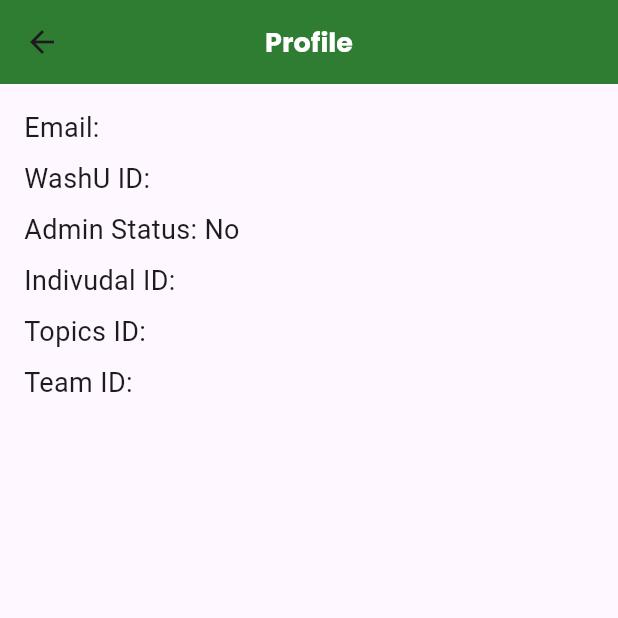
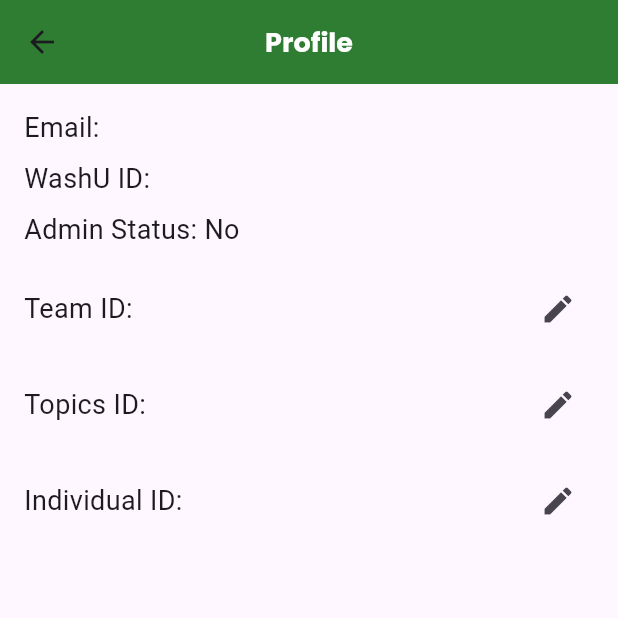
Before and after one commit to danielgai/wuct, a Flutter app: the Profile screen opened by its route, on a phone screen of 412 x 824 dp, the top half of it. Run offline on Flutter 3.47's test engine with Material 3 defaults, Android fonts, the phone set to English and light mode, and no system bars; our stand-ins replace cloud_firestore, firebase_auth, firebase_core, firebase_messaging, flutter_riverpod, flutter_spinkit and 2 more; accounts and stored records are empty.

Commit message:
added form fields to change ids such as individual ids and topic ids, profile page almost done

```diff
--- a/lib/pages/profile.dart
+++ b/lib/pages/profile.dart
@@ -2,13 +2,38 @@ import 'package:flutter/material.dart';
 import 'package:flutter_riverpod/flutter_riverpod.dart';
 import 'package:wuct/pages/loading.dart';
 import 'package:wuct/providers/auth_provider.dart';
+import 'package:wuct/services/auth_service.dart';
 import 'package:wuct/shared/custom_app_bar.dart';
+import 'package:wuct/shared/custom_snack_bar.dart'; // Import CustomSnackBar
 
-class Profile extends ConsumerWidget {
+class Profile extends StatefulWidget {
   const Profile({super.key});
 
   @override
-  Widget build(BuildContext context, WidgetRef ref) {
+  _ProfileState createState() => _ProfileState();
+}
+
+class _ProfileState extends State<Profile> {
+  bool isEditingTeamID = false;
+  bool isEditingTopicsID = false;
+  bool isEditingIndividualID = false;
+
+  late TextEditingController _teamIDController;
+  late TextEditingController _topicsIDController;
+  late TextEditingController _individualIDController;
+
+  @override
+  void dispose() {
+    _teamIDController.dispose();
+    _topicsIDController.dispose();
+    _individualIDController.dispose();
+    super.dispose();
+  }
+
+  @override
+  Widget build(BuildContext context) {
+    return Consumer(
+      builder: (context, ref, child) {
         final authState = ref.watch(authProvider);
 
         return Scaffold(
@@ -16,6 +41,12 @@ class Profile extends ConsumerWidget {
           body: authState.when(
             data: (user) {
               if (user != null) {
+                _teamIDController = TextEditingController(text: user.teamID);
+                _topicsIDController =
+                    TextEditingController(text: user.topicsID);
+                _individualIDController =
+                    TextEditingController(text: user.individualID);
+
                 return Padding(
                   padding: const EdgeInsets.all(16.0),
                   child: Column(
@@ -29,17 +60,102 @@ class Profile extends ConsumerWidget {
                       const SizedBox(height: 8),
                       Text('Admin Status: ${user.isAdmin ? 'Yes' : 'No'}',
                           style: const TextStyle(fontSize: 18)),
-                  const SizedBox(height: 8),
-                  Text('Indivudal ID: ${user.individualID ?? 'NONE'}',
-                      style: const TextStyle(fontSize: 18)),
-                  const SizedBox(height: 8),
-                  Text('Topics ID: ${user.topicsID ?? 'NONE'}',
-                      style: const TextStyle(fontSize: 18)),
-                  const SizedBox(height: 8),
-                  Text('Team ID: ${user.teamID ?? 'NONE'}',
-                      style: const TextStyle(fontSize: 18)),
-                  const SizedBox(height: 8),
+                      const SizedBox(height: 16),
 
+                      // Editable Team ID
+                      _buildEditableField(
+                        'Team ID',
+                        user.teamID,
+                        isEditingTeamID,
+                        _teamIDController,
+                        onEdit: () {
+                          setState(() {
+                            isEditingTeamID = true;
+                          });
+                        },
+                        onSave: () async {
+                          try {
+                            await AuthService.changeValue(
+                                user.uid, 'teamID', _teamIDController.text);
+                            setState(() {
+                              isEditingTeamID = false;
+                            });
+                            ScaffoldMessenger.of(context).showSnackBar(
+                              CustomSnackBar(
+                                  label: 'Team ID updated successfully'),
+                            );
+                          } catch (e) {
+                            ScaffoldMessenger.of(context).showSnackBar(
+                              CustomSnackBar(
+                                  label: 'Error updating Team ID: $e'),
+                            );
+                          }
+                        },
+                      ),
+                      const SizedBox(height: 16),
+
+                      // Editable Topics ID
+                      _buildEditableField(
+                        'Topics ID',
+                        user.topicsID,
+                        isEditingTopicsID,
+                        _topicsIDController,
+                        onEdit: () {
+                          setState(() {
+                            isEditingTopicsID = true;
+                          });
+                        },
+                        onSave: () async {
+                          try {
+                            await AuthService.changeValue(
+                                user.uid, 'topicsID', _topicsIDController.text);
+                            setState(() {
+                              isEditingTopicsID = false;
+                            });
+                            ScaffoldMessenger.of(context).showSnackBar(
+                              CustomSnackBar(
+                                  label: 'Topics ID updated successfully'),
+                            );
+                          } catch (e) {
+                            ScaffoldMessenger.of(context).showSnackBar(
+                              CustomSnackBar(
+                                  label: 'Error updating Topics ID: $e'),
+                            );
+                          }
+                        },
+                      ),
+                      const SizedBox(height: 16),
+
+                      // Editable Individual ID
+                      _buildEditableField(
+                        'Individual ID',
+                        user.individualID,
+                        isEditingIndividualID,
+                        _individualIDController,
+                        onEdit: () {
+                          setState(() {
+                            isEditingIndividualID = true;
+                          });
+                        },
+                        onSave: () async {
+                          try {
+                            await AuthService.changeValue(user.uid,
+                                'individualID', _individualIDController.text);
+                            setState(() {
+                              isEditingIndividualID = false;
+                            });
+                            ScaffoldMessenger.of(context).showSnackBar(
+                              CustomSnackBar(
+                                  label: 'Individual ID updated successfully'),
+                            );
+                          } catch (e) {
+                            ScaffoldMessenger.of(context).showSnackBar(
+                              CustomSnackBar(
+                                  label: 'Error updating Individual ID: $e'),
+                            );
+                          }
+                        },
+                      ),
                     ],
                   ),
                 );
@@ -52,5 +168,46 @@ class Profile extends ConsumerWidget {
                 Center(child: Text('Error loading user data: $error')),
           ),
         );
+      },
+    );
+  }
+
+  Widget _buildEditableField(
+    String label,
+    String value,
+    bool isEditing,
+    TextEditingController controller, {
+    required VoidCallback onEdit,
+    required VoidCallback onSave,
+  }) {
+    return Row(
+      children: [
+        Expanded(
+          child: isEditing
+              ? TextFormField(
+                  controller: controller,
+                  decoration: InputDecoration(
+                    labelText: label,
+                  ),
+                )
+              : GestureDetector(
+                  onTap: onEdit,
+                  child: Text(
+                    '$label: $value',
+                    style: const TextStyle(fontSize: 18),
+                  ),
+                ),
+        ),
+        isEditing
+            ? IconButton(
+                icon: const Icon(Icons.check),
+                onPressed: onSave,
+              )
+            : IconButton(
+                icon: const Icon(Icons.edit),
+                onPressed: onEdit,
+              ),
+      ],
+    );
   }
 }
```
Also changed, not shown: lib/providers/auth_provider.dart (+10 -7 lines), lib/services/auth_service.dart (+12 -0 lines). Lines whose indentation alone changed are shown as unchanged.
